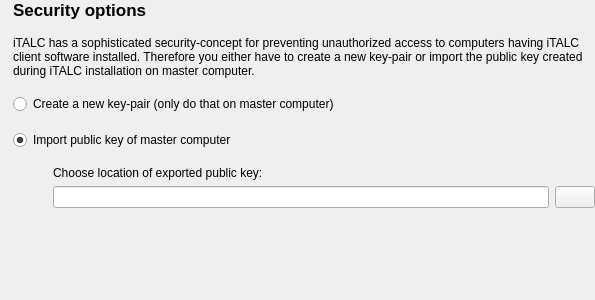
Before: the Qt Designer form setup/dialogs/page_security_options.ui in veyon/veyon, drawn with Qt 5.
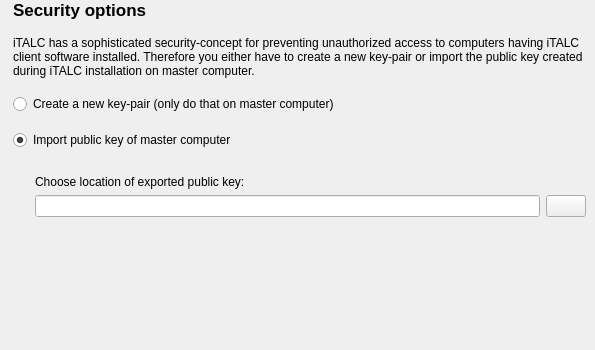
After: the same form once the commit is applied. Icons and pictures are not drawn.

Patch:
```diff
--- a/setup/dialogs/page_security_options.ui
+++ b/setup/dialogs/page_security_options.ui
@@ -6,7 +6,7 @@
     <x>0</x>
     <y>0</y>
     <width>595</width>
-    <height>300</height>
+    <height>350</height>
    </rect>
   </property>
   <layout class="QHBoxLayout" >
@@ -85,28 +85,20 @@
       </widget>
      </item>
      <item>
+      <widget class="QWidget" native="1" name="widget" >
       <layout class="QHBoxLayout" >
        <property name="margin" >
-        <number>0</number>
+         <number>9</number>
        </property>
        <property name="spacing" >
         <number>6</number>
        </property>
        <item>
-        <spacer>
-         <property name="orientation" >
-          <enum>Qt::Horizontal</enum>
-         </property>
-         <property name="sizeType" >
-          <enum>QSizePolicy::Fixed</enum>
-         </property>
-         <property name="sizeHint" >
-          <size>
-           <width>40</width>
-           <height>32</height>
-          </size>
-         </property>
-        </spacer>
+         <widget class="QLabel" name="usbPenLabel" >
+          <property name="pixmap" >
+           <pixmap resource="../setup.qrc" >:/resources/usbdrive.png</pixmap>
+          </property>
+         </widget>
        </item>
        <item>
         <layout class="QVBoxLayout" >
@@ -152,6 +144,7 @@
         </layout>
        </item>
       </layout>
+      </widget>
      </item>
      <item>
       <spacer>
@@ -166,6 +159,22 @@
        </property>
       </spacer>
      </item>
+     <item>
+      <spacer>
+       <property name="orientation" >
+        <enum>Qt::Vertical</enum>
+       </property>
+       <property name="sizeType" >
+        <enum>QSizePolicy::Fixed</enum>
+       </property>
+       <property name="sizeHint" >
+        <size>
+         <width>0</width>
+         <height>0</height>
+        </size>
+       </property>
+      </spacer>
+     </item>
     </layout>
    </item>
   </layout>
```
Left out of the diff: 21 changed lines with no effect on the pictures. Lines whose indentation alone changed are shown as unchanged.
